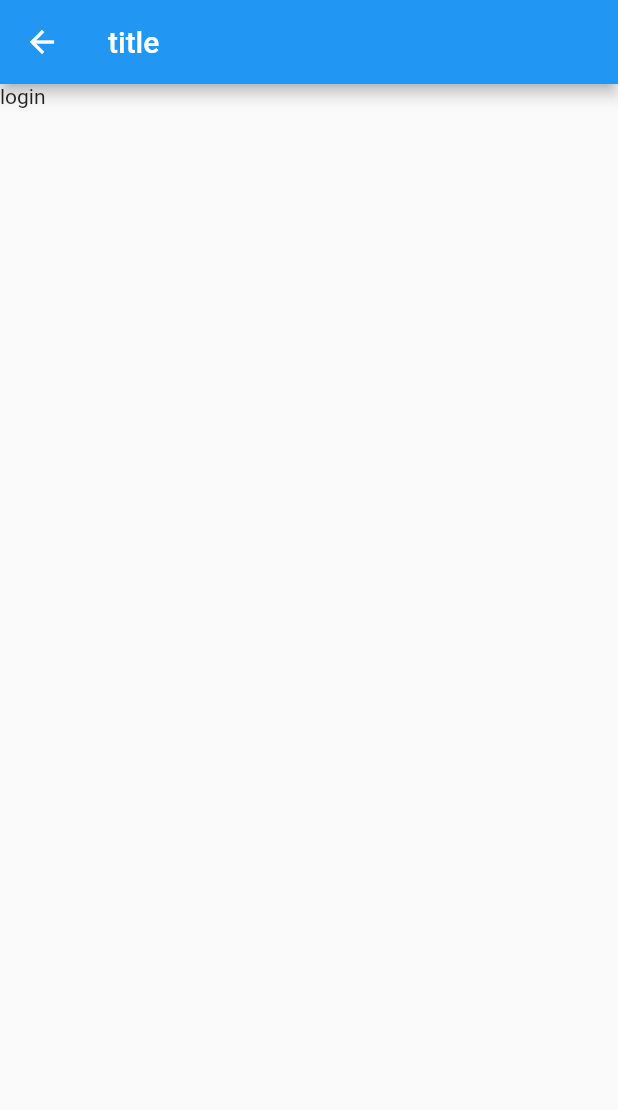
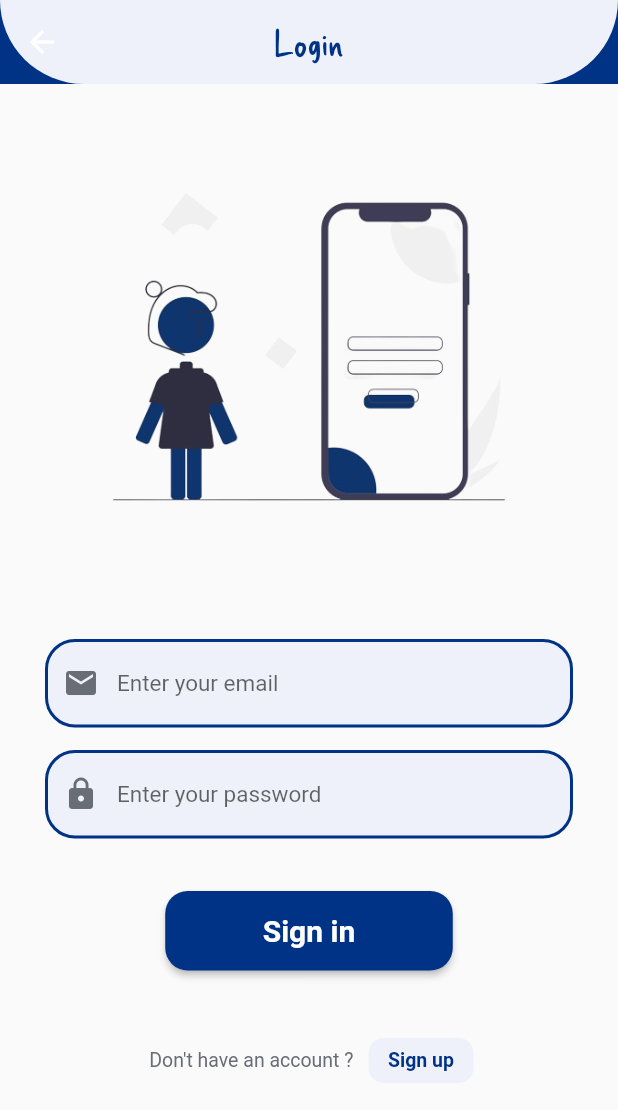
Before and after one commit to WeamALkhateeb/Place_Reservation, a Flutter app: the Login screen opened by its route, on a phone screen of 412 x 824 dp. Shown: the top 1110 px of the screen. Run offline on Flutter 3.47's test engine with Material 2 defaults, Android fonts, the phone set to English and light mode, and no system bars; our stand-ins replace get.

Commit message:
areej eeeeeeeeeeeeeeeeeeeeeeeeeeeeeeeeeeeeeeeeeeee

```diff
--- a/lib/core/constant/color.dart
+++ b/lib/core/constant/color.dart
@@ -3,6 +3,9 @@ import 'package:flutter/material.dart';
    const Color firstBackColor = Color(0xFF142D55);
    const Color secondBackColor = Color(0xffeef0ff);
    const Color thirdBackColor = Color(0xffb7e3ff);
+   const Color fourBackColor  = Color(0xff003285);
+   const Color fiveBackColor  = Color(0xff686D76);
+   const Color sixBackColor   = Color(0xffEEF1FA);
 
 
    const Color black = Color(0xff000000);
--- a/lib/main.dart
+++ b/lib/main.dart
@@ -1,5 +1,6 @@
 import 'package:flutter/material.dart';
 import 'package:get/get.dart';
+import 'package:project2/view/screen/auth/login.dart';
 import 'package:project2/view/screen/onboarding.dart';
 
 import 'routes.dart';
@@ -14,6 +15,7 @@ class MyApp extends StatelessWidget {
       debugShowCheckedModeBanner: false,
       home: OnBoarding(),
       routes: routes ,
+
     );
   }
 }
--- a/lib/view/screen/auth/login.dart
+++ b/lib/view/screen/auth/login.dart
@@ -1,4 +1,8 @@
 import 'package:flutter/material.dart';
+import 'package:project2/core/constant/color.dart';
+import 'package:project2/view/widget/auth/rowauth.dart';
+import 'package:project2/view/widget/auth/textformfiledauth.dart';
+import '../../widget/auth/materialbuttonauth.dart';
 
 class Login extends StatelessWidget {
   const Login({Key? key}) : super(key: key);
@@ -7,9 +11,41 @@ class Login extends StatelessWidget {
   Widget build(BuildContext context) {
     return Scaffold(
       appBar: AppBar(
-        title: Text("title"),
-      ),
-      body: Container(child: Text("login"),),
-    );
+        backgroundColor: fourBackColor,
+        elevation: 0,
+        title:const Text('Login',style: TextStyle(color: fourBackColor,fontFamily:'DeliciousHandrawn',fontSize: 25)),
+        centerTitle: true,
+        flexibleSpace: Container(
+                       decoration:const BoxDecoration(borderRadius: BorderRadius.only(bottomLeft: Radius.circular(60),bottomRight: Radius.circular(60)),
+                       gradient: LinearGradient(colors: [fourBackColor,sixBackColor],
+                         begin: Alignment.bottomCenter,
+                         end: Alignment.bottomCenter
+
+                       ))),),
+       body:Container(
+       padding: const EdgeInsets.symmetric(vertical: 5),
+        width: MediaQuery.of(context).size.width,
+        child:SingleChildScrollView(
+          scrollDirection: Axis.vertical,
+          child: Column(
+            children: [
+              const SizedBox(height: 20,),
+              Image.asset('assets/images/login.png',
+              width: 350,
+              height: 300,),
+              const SizedBox(height: 40,),
+              const Textformfieldauth(hinttext: 'Enter your email', iconData: Icons.email,),
+              const SizedBox(height: 5,),
+              const Textformfieldauth(hinttext: 'Enter your password ', iconData: Icons.lock,),
+              const  SizedBox(height: 20,),
+              MaterialButtonAuth(onPressed:(){},text: 'Sign in',),
+              const SizedBox(height: 35,),
+              Rowauth(text1: " Don't have an account ?", onTap: (){}, text2: 'Sign up'),
+
+             ] )
+            ,
+          ),
+        ) ,
+      );
   }
 }
--- /dev/null
+++ b/lib/view/widget/auth/materialbuttonauth.dart
@@ -0,0 +1,26 @@
+import 'package:flutter/cupertino.dart';
+import 'package:flutter/material.dart';
+import 'package:project2/core/constant/color.dart';
+
+class MaterialButtonAuth extends StatelessWidget{
+  final String text;
+  final void Function()? onPressed;
+  const MaterialButtonAuth({Key? key, required this.text, required this.onPressed,}) : super(key: key);
+
+
+  @override
+  Widget build(BuildContext context) {
+    return  Container(
+      //margin:const EdgeInsets.symmetric(horizontal: 100,vertical: 10),
+      margin:const EdgeInsets.all(10),
+      child: MaterialButton(
+        padding:const EdgeInsets.only(left: 65,right: 65,top: 15,bottom: 15),
+        shape: RoundedRectangleBorder(borderRadius: BorderRadius.circular(15)),
+        color: fourBackColor,
+        textColor: white,
+        onPressed: onPressed,
+        child: Text(text , style:const TextStyle(fontWeight: FontWeight.bold, fontSize: 20),), ),
+    );
+  }
+
+}
--- /dev/null
+++ b/lib/view/widget/auth/rowauth.dart
@@ -0,0 +1,32 @@
+import 'package:flutter/cupertino.dart';
+import 'package:flutter/material.dart';
+import '../../../core/constant/color.dart';
+
+
+class Rowauth extends StatelessWidget{
+  final String text1;
+  final String text2;
+  final void Function()? onTap;
+  const Rowauth({Key? key, required this.text1,required this.onTap,  required this.text2}) : super(key: key);
+
+
+  @override
+  Widget build(BuildContext context) {
+   return    Row(
+    mainAxisAlignment: MainAxisAlignment.center,
+    children: [
+     Text(text1,style:const TextStyle(color: fiveBackColor,fontWeight: FontWeight.w400,fontSize: 13),),
+    const SizedBox(width: 10,),
+     InkWell(onTap: onTap,
+   child:Container(
+   width: 70,
+   height: 30,
+   decoration: BoxDecoration(
+   color:sixBackColor,
+   borderRadius: BorderRadius.circular(10)),
+
+   child: Center(child:  Text(text2,style:const TextStyle(color: fourBackColor,fontWeight: FontWeight.bold,fontSize: 13),))))
+
+    ],
+   );
+  }}
--- /dev/null
+++ b/lib/view/widget/auth/textformfiledauth.dart
@@ -0,0 +1,36 @@
+import 'package:flutter/cupertino.dart';
+import 'package:flutter/material.dart';
+import '../../../core/constant/color.dart';
+
+
+class Textformfieldauth extends StatelessWidget{
+  final String hinttext;
+  final IconData iconData;
+
+  const Textformfieldauth({Key? key,
+  required this.hinttext,
+  required this.iconData,}) : super(key: key);
+
+  @override
+  Widget build(BuildContext context) {
+
+   return  Container(
+       margin: const EdgeInsets.symmetric(horizontal:30,vertical: 5),
+       child: TextFormField(
+          decoration: InputDecoration(
+           filled: true,
+           fillColor: sixBackColor,
+           hintText: hinttext,
+           contentPadding:const  EdgeInsets.only(top: 20,bottom: 20),
+           hintStyle:const TextStyle(fontSize: 15),
+           enabledBorder: OutlineInputBorder(
+             borderSide:const BorderSide(color: fourBackColor, width: 2),
+             borderRadius: BorderRadius.circular(20),
+           ),
+           focusedBorder: OutlineInputBorder(borderRadius: BorderRadius.circular(20)),
+           prefixIcon: Icon( iconData ,color: fiveBackColor,),
+         ),
+       ));
+  }
+
+}
```
Also changed, not shown: assets/images/Register.png (added), assets/images/login.png (added).
